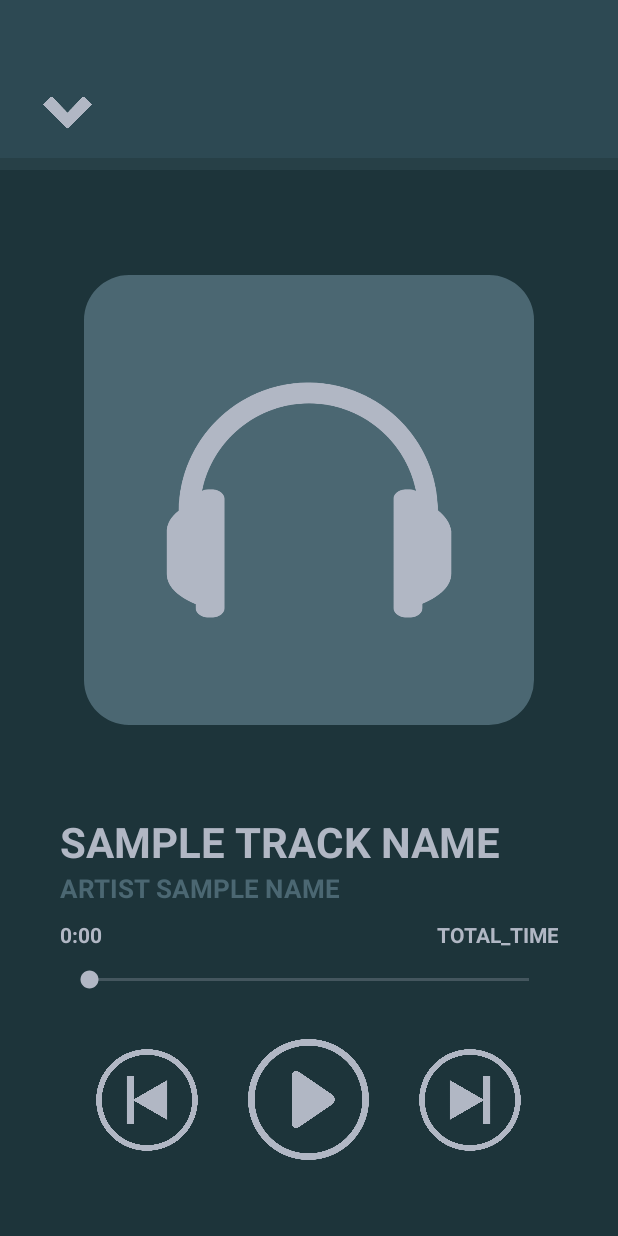
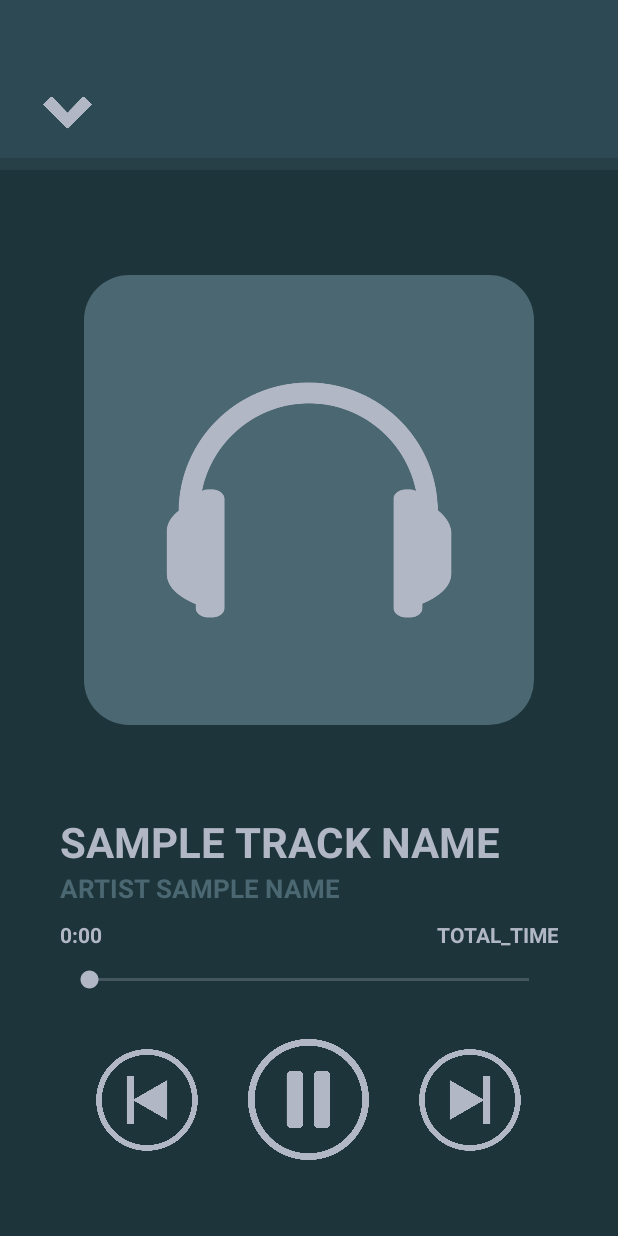
Before and after one commit to worghet/ICS4U___EMBEAR, an Android app: the TrackActivity screen opened directly, with no data from a screen before it, after a tap on an icon or button, on a phone screen of 412 x 824 dp. Run offline under Robolectric (Android 15) with nearby library versions, the phone set to English and light mode, and no system bars; 6 statements that could not run were skipped.

Commit message:
fixed a few things: - fullscreen trackplayer not opening a second time - toggle button on fullscreen player acting funny.

```diff
--- a/app/src/main/java/com/example/ics4u___embear/activity/MainActivity.java
+++ b/app/src/main/java/com/example/ics4u___embear/activity/MainActivity.java
@@ -21,6 +21,8 @@ import com.example.ics4u___embear.data.Track;
 import androidx.appcompat.app.AlertDialog;
 import androidx.core.view.WindowCompat;
 import com.example.ics4u___embear.R;
+
+import android.util.Log;
 import android.widget.LinearLayout;
 import android.graphics.Typeface;
 import android.widget.ImageView;
@@ -78,7 +80,9 @@ public class MainActivity extends AppCompatActivity implements TrackOverListener
     private void renderPlaylistButtons() {
 
         // initializes the container to store all the playlist information.
-        LinearLayout playlistContainer = findViewById(R.id.playlistContainer);
+        LinearLayout playlistContainer = findViewById(R.id.containerLayout);
+
+        // Remove everything inside.
         playlistContainer.removeAllViews();
 
         // Go through each playlist.
--- a/app/src/main/java/com/example/ics4u___embear/activity/TrackActivity.java
+++ b/app/src/main/java/com/example/ics4u___embear/activity/TrackActivity.java
@@ -58,6 +58,15 @@ public class TrackActivity extends AppCompatActivity implements TrackOverListene
 
         // Register this activity as a 'track-ends' listener.
         trackPlayer.addTrackOverListener(this);
+
+        if (!trackPlayer.isPlaying()) {
+            togglePlaying.setImageResource(R.drawable.play_track);
+            togglePlaying.setBackgroundResource(R.drawable.play_track);
+        }
+        else {
+            togglePlaying.setImageResource(R.drawable.pause_track);
+            togglePlaying.setBackgroundResource(R.drawable.pause_track);
+        }
 
         // Display Track data.
         try { renderTrackData(); }
@@ -170,13 +179,13 @@ public class TrackActivity extends AppCompatActivity implements TrackOverListene
         trackPlayer.togglePlaying();
 
         // Change the icon to pause if playing, playing if pause.
-        if ((Integer) togglePlaying.getTag() == R.drawable.pause_track) {
+        if (!trackPlayer.isPlaying()) {
+            togglePlaying.setImageResource(R.drawable.play_track);
             togglePlaying.setBackgroundResource(R.drawable.play_track);
-            togglePlaying.setTag(R.drawable.play_track);
         }
         else {
             togglePlaying.setImageResource(R.drawable.pause_track);
-            togglePlaying.setTag(R.drawable.pause_track);
+            togglePlaying.setBackgroundResource(R.drawable.pause_track);
         }
     }
 
--- a/app/src/main/res/layout/activity_main.xml
+++ b/app/src/main/res/layout/activity_main.xml
@@ -68,7 +68,7 @@
         app:layout_constraintTop_toBottomOf="@+id/linearLayout13">
 
         <LinearLayout
-            android:id="@+id/playlistContainer"
+            android:id="@+id/containerLayout"
             android:layout_width="match_parent"
             android:layout_height="match_parent"
             android:columnCount="2"
--- a/app/src/main/res/layout/activity_playlist.xml
+++ b/app/src/main/res/layout/activity_playlist.xml
@@ -167,6 +167,7 @@
             android:layout_height="50dp"
             android:layout_weight="0"
             android:background="@drawable/play_queue"
+            android:foreground="?attr/selectableItemBackground"
             android:onClick="playQueue"
             android:scaleType="centerCrop" />
 
@@ -192,6 +193,7 @@
                 android:layout_marginStart="16dp"
                 android:background="@drawable/shuffle_false"
                 android:onClick="toggleShuffle"
+                android:foreground="?attr/selectableItemBackground"
                 android:scaleType="centerCrop" />
 
             <!-- Loop Button -->
@@ -202,6 +204,7 @@
                 android:layout_marginStart="4dp"
                 android:background="@drawable/looping_false"
                 android:onClick="toggleLooping"
+                android:foreground="?attr/selectableItemBackground"
                 android:scaleType="centerCrop" />
 
             <!-- Rename Button -->
@@ -211,6 +214,7 @@
                 android:layout_marginStart="4dp"
                 android:background="@drawable/rename"
                 android:onClick="renamePlaylist"
+                android:foreground="?attr/selectableItemBackground"
                 android:scaleType="centerCrop" />
 
         </LinearLayout>
--- a/app/src/main/res/layout/activity_track.xml
+++ b/app/src/main/res/layout/activity_track.xml
@@ -189,7 +189,8 @@
             android:src="@drawable/prev_track"
             android:background="@drawable/prev_track"
             android:scaleType="fitCenter"
-            /> <!-- Add margin to separate buttons -->
+
+            />
 
         <ImageButton
             android:id="@+id/togglePlaying"
@@ -211,7 +212,7 @@
             android:src="@drawable/next_track"
             android:background="@drawable/next_track"
             android:scaleType="fitCenter"
-            /> <!-- Add margin to separate buttons -->
+            />
 
     </LinearLayout>
 
```
Also changed, not shown: app/src/main/java/com/example/ics4u___embear/activity/PlaylistActivity.java (+18 -7 lines).
